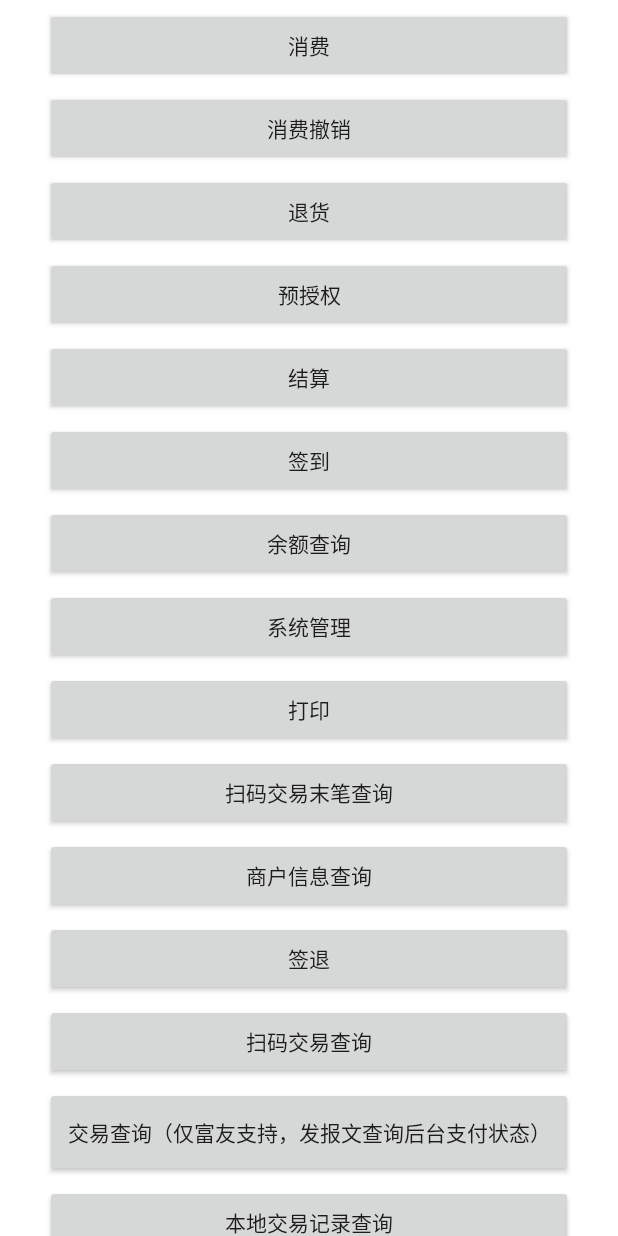
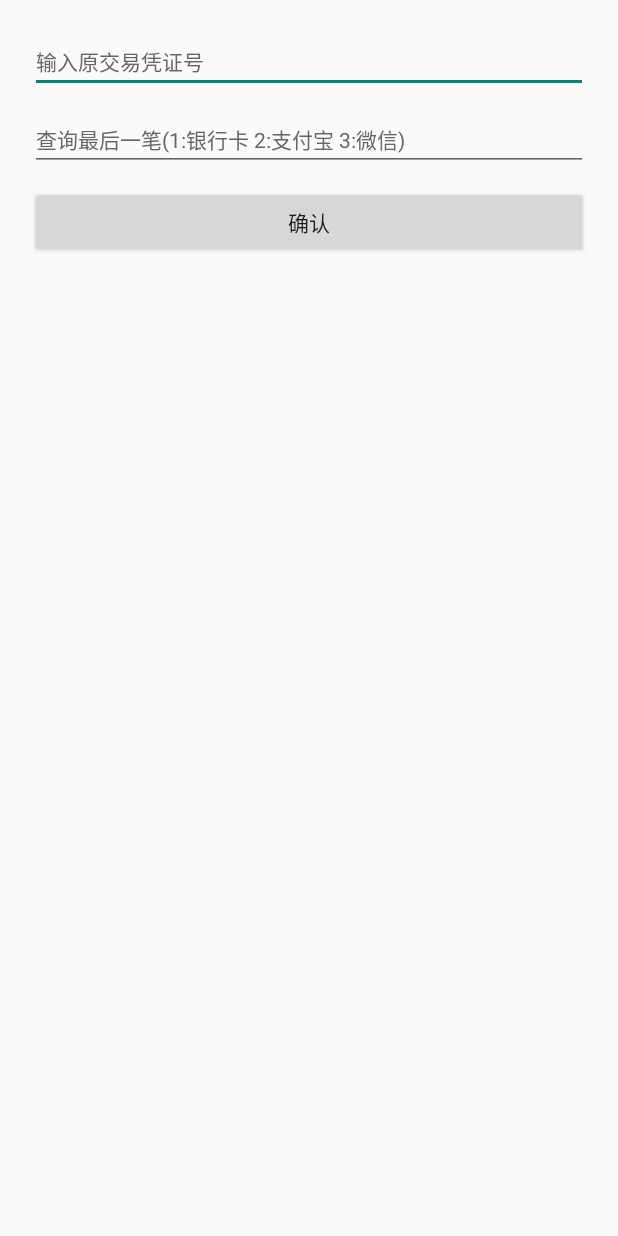
Before and after one commit to chuwuwang/sunmi-export-api-demo, an Android app: the screen it shows after launch (MainActivity before the commit, QueryAllTradeActivity after it), after a tap on "交易查询（仅富友支持，发报文查询后台支付状态）", on a phone screen of 412 x 824 dp. Run offline under Robolectric (Android 15) with nearby library versions, the phone set to English and light mode, and no system bars; 3 other taps on this screen came first.

Commit message:
修改交易查詢的测试代码。

```diff
--- a/L3Demo/app/build.gradle
+++ b/L3Demo/app/build.gradle
@@ -12,8 +12,8 @@ android {
         applicationId "sunmi.l3demo"
         minSdkVersion 21
         targetSdkVersion 23
-        versionCode 22
-        versionName "v1.0.22"
+        versionCode 29
+        versionName "v1.0.29"
     }
 
     signingConfigs {
--- a/L3Demo/app/src/main/AndroidManifest.xml
+++ b/L3Demo/app/src/main/AndroidManifest.xml
@@ -24,6 +24,7 @@
         <activity android:name=".LocalRecordTransactionQueryActivity" />
         <activity android:name=".SettlementActivity" />
         <activity android:name=".PrintActivity" />
+        <activity android:name=".QueryAllTradeActivity" />
 
         <!--接收结果广播-->
         <receiver android:name=".ResultReceiver">
--- a/L3Demo/app/src/main/java/sunmi/l3demo/MainActivity.java
+++ b/L3Demo/app/src/main/java/sunmi/l3demo/MainActivity.java
@@ -113,8 +113,8 @@ public class MainActivity extends Activity implements OnClickListener {
                 return;
             // 交易查询（仅富友支持，发报文查询后台支付状态）
             case R.id.btn_query_transaction_fy:
-                intent.putExtra("transType", 17);
-                break;
+                startActivity(new Intent(this, QueryAllTradeActivity.class));
+                return;
             // 本地交易记录查询
             case R.id.btn_query_transaction_local_record:
                 startActivity(new Intent(this, LocalRecordTransactionQueryActivity.class));
--- /dev/null
+++ b/L3Demo/app/src/main/java/sunmi/l3demo/QueryAllTradeActivity.java
@@ -0,0 +1,51 @@
+package sunmi.l3demo;
+
+import android.app.Activity;
+import android.content.Intent;
+import android.os.Bundle;
+import android.support.annotation.Nullable;
+import android.view.View;
+import android.widget.Button;
+import android.widget.EditText;
+
+/**
+ * 交易查询
+ *
+ * @author Created by Lee64 on 2017/8/31.
+ */
+
+public class QueryAllTradeActivity extends Activity {
+
+    @Override
+    protected void onCreate(@Nullable Bundle savedInstanceState) {
+        super.onCreate(savedInstanceState);
+        setContentView(R.layout.activity_qr_code_transaction_query);
+        final EditText voucherNoEditText = (EditText) findViewById(R.id.input_ori_voucher_edt);
+        final EditText lastEditText = (EditText) findViewById(R.id.input_last);
+        lastEditText.setVisibility(View.VISIBLE);
+        Button button = (Button) findViewById(R.id.ok_btn);
+        button.setOnClickListener(new View.OnClickListener() {
+
+            @Override
+            public void onClick(View v) {
+                Intent intent = new Intent("sunmi.payment.L3");
+                intent.putExtra("transId", System.currentTimeMillis() + "");
+                intent.putExtra("transType", 17);
+                intent.putExtra("appId", getPackageName());
+                intent.putExtra("oriVoucherNo", voucherNoEditText.getText().toString());
+                int parseInt;
+                try {
+                    parseInt = Integer.parseInt(lastEditText.getText().toString());
+                } catch (Exception e) {
+                    parseInt = 0;
+                }
+                intent.putExtra("lastTradeType", parseInt);
+                intent.putExtra("isSupportTransactionQuery", true);
+                startActivity(intent);
+            }
+
+        });
+    }
+
+
+}
--- a/L3Demo/app/src/main/res/layout/activity_qr_code_transaction_query.xml
+++ b/L3Demo/app/src/main/res/layout/activity_qr_code_transaction_query.xml
@@ -16,6 +16,17 @@
         android:textColorHint="#666666"
         android:textSize="14dp" />
 
+    <EditText
+        android:id="@+id/input_last"
+        android:layout_width="match_parent"
+        android:layout_height="wrap_content"
+        android:layout_marginTop="10dp"
+        android:hint="查询最后一笔(1:银行卡 2:支付宝 3:微信)"
+        android:textColor="#000000"
+        android:textColorHint="#666666"
+        android:textSize="14dp"
+        android:visibility="gone" />
+
     <Button
         android:id="@+id/ok_btn"
         android:layout_width="match_parent"
--- a/L3Demo/app/src/main/res/layout/activity_result.xml
+++ b/L3Demo/app/src/main/res/layout/activity_result.xml
@@ -6,6 +6,7 @@
     <LinearLayout
         android:layout_width="match_parent"
         android:layout_height="match_parent"
+        android:layout_margin="10dp"
         android:orientation="vertical">
 
         <TextView
```
